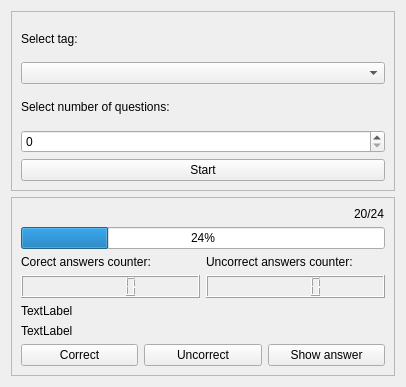
The window that Views/learnview.ui (ArkadiuszStanislawLega/Flashcards_Qt) describes before a commit, drawn with Qt 5.
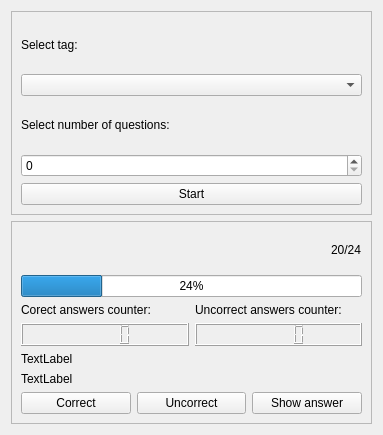
The same window after the commit.

Commit message: Update learn view - added fill combo box with tags.

Patch:
```diff
--- a/Views/learnview.ui
+++ b/Views/learnview.ui
@@ -6,8 +6,8 @@
    <rect>
     <x>0</x>
     <y>0</y>
-    <width>406</width>
-    <height>387</height>
+    <width>383</width>
+    <height>435</height>
    </rect>
   </property>
   <property name="windowTitle">
```
The commit also changes 4 other files.
